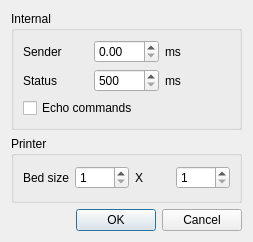
The window that settingswindow.ui (NeoTheFox/RepRaptor) describes before a commit, drawn with Qt 5.
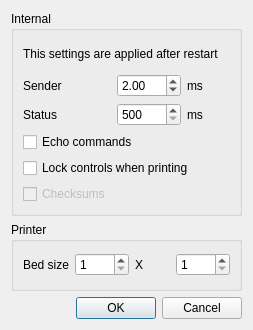
The same window after the commit. Icons and pictures are not drawn.

Commit message: Getting ready for checksum support

```diff
--- a/settingswindow.ui
+++ b/settingswindow.ui
@@ -7,7 +7,7 @@
     <x>0</x>
     <y>0</y>
     <width>253</width>
-    <height>242</height>
+    <height>330</height>
    </rect>
   </property>
   <property name="windowTitle">
@@ -24,14 +24,17 @@
       <string>Internal</string>
      </property>
      <layout class="QGridLayout" name="gridLayout">
-      <item row="0" column="0">
-       <widget class="QLabel" name="label">
+      <item row="3" column="0" colspan="3">
+       <widget class="QCheckBox" name="echobox">
+        <property name="toolTip">
+         <string>Show every sent command in console</string>
+        </property>
         <property name="text">
-         <string>Sender</string>
+         <string>Echo commands</string>
         </property>
        </widget>
       </item>
-      <item row="0" column="1">
+      <item row="1" column="1">
        <widget class="QDoubleSpinBox" name="senderbox">
         <property name="toolTip">
          <string>A good default is 2, lower = fater, higher = less CPU load. 0 would execute as soon as possible.</string>
@@ -51,23 +54,26 @@
         <property name="singleStep">
          <double>0.100000000000000</double>
         </property>
+        <property name="value">
+         <double>2.000000000000000</double>
+        </property>
        </widget>
       </item>
-      <item row="0" column="2">
-       <widget class="QLabel" name="label_3">
+      <item row="2" column="2">
+       <widget class="QLabel" name="label_4">
         <property name="text">
          <string>ms</string>
         </property>
        </widget>
       </item>
-      <item row="1" column="0">
+      <item row="2" column="0">
        <widget class="QLabel" name="label_2">
         <property name="text">
          <string>Status</string>
         </property>
        </widget>
       </item>
-      <item row="1" column="1">
+      <item row="2" column="1">
        <widget class="QSpinBox" name="statusbox">
         <property name="toolTip">
          <string>A good default is 5000. More = less interruptions, less = better temperature monitoring</string>
@@ -84,19 +90,55 @@
        </widget>
       </item>
       <item row="1" column="2">
-       <widget class="QLabel" name="label_4">
+       <widget class="QLabel" name="label_3">
         <property name="text">
          <string>ms</string>
         </property>
        </widget>
       </item>
-      <item row="2" column="0" colspan="3">
-       <widget class="QCheckBox" name="echobox">
-        <property name="toolTip">
-         <string>Show every sent command in console</string>
+      <item row="4" column="0" colspan="3">
+       <widget class="QCheckBox" name="lockbox">
+        <property name="text">
+         <string>Lock controls when printing</string>
         </property>
+       </widget>
+      </item>
+      <item row="1" column="0">
+       <widget class="QLabel" name="label">
         <property name="text">
-         <string>Echo commands</string>
+         <string>Sender</string>
+        </property>
+       </widget>
+      </item>
+      <item row="5" column="0">
+       <widget class="QCheckBox" name="checksumbox">
+        <property name="enabled">
+         <bool>false</bool>
+        </property>
+        <property name="text">
+         <string>Checksums</string>
+        </property>
+       </widget>
+      </item>
+      <item row="0" column="0" colspan="3">
+       <widget class="QLabel" name="label_7">
+        <property name="minimumSize">
+         <size>
+          <width>0</width>
+          <height>28</height>
+         </size>
+        </property>
+        <property name="text">
+         <string>This settings are applied after restart</string>
+        </property>
+        <property name="textFormat">
+         <enum>Qt::AutoText</enum>
+        </property>
+        <property name="wordWrap">
+         <bool>true</bool>
+        </property>
+        <property name="margin">
+         <number>1</number>
         </property>
        </widget>
       </item>
@@ -105,6 +147,12 @@
    </item>
    <item row="1" column="0">
     <widget class="QGroupBox" name="groupBox">
+     <property name="sizePolicy">
+      <sizepolicy hsizetype="Preferred" vsizetype="Minimum">
+       <horstretch>0</horstretch>
+       <verstretch>0</verstretch>
+      </sizepolicy>
+     </property>
      <property name="title">
       <string>Printer</string>
      </property>
```
Left out of the diff: 34 changed lines with no effect on the pictures. The commit also changes 3 other files.
